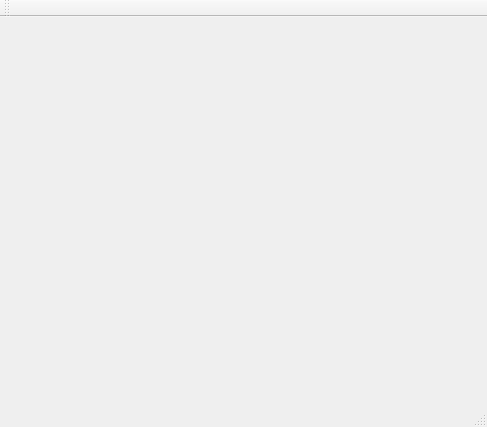
g1050/Daily, file Qt/mybutton/mainwindow.ui: the form before one commit.
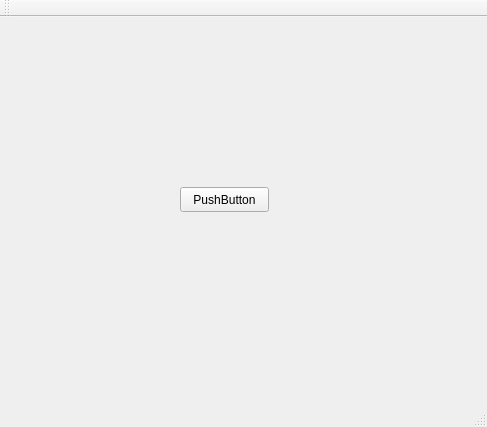
The form after the commit. Custom widgets are drawn as their Qt base class.

Diff of the .ui file:
```diff
--- a/Qt/mybutton/mainwindow.ui
+++ b/Qt/mybutton/mainwindow.ui
@@ -13,7 +13,21 @@
   <property name="windowTitle">
    <string>MainWindow</string>
   </property>
-  <widget class="QWidget" name="centralWidget"/>
+  <widget class="QWidget" name="centralWidget">
+   <widget class="MyButton" name="pushButton">
+    <property name="geometry">
+     <rect>
+      <x>180</x>
+      <y>170</y>
+      <width>89</width>
+      <height>25</height>
+     </rect>
+    </property>
+    <property name="text">
+     <string>PushButton</string>
+    </property>
+   </widget>
+  </widget>
   <widget class="QMenuBar" name="menuBar">
    <property name="geometry">
     <rect>
@@ -35,6 +49,13 @@
   <widget class="QStatusBar" name="statusBar"/>
  </widget>
  <layoutdefault spacing="6" margin="11"/>
+ <customwidgets>
+  <customwidget>
+   <class>MyButton</class>
+   <extends>QPushButton</extends>
+   <header>mybutton.h</header>
+  </customwidget>
+ </customwidgets>
  <resources/>
  <connections/>
 </ui>
```
